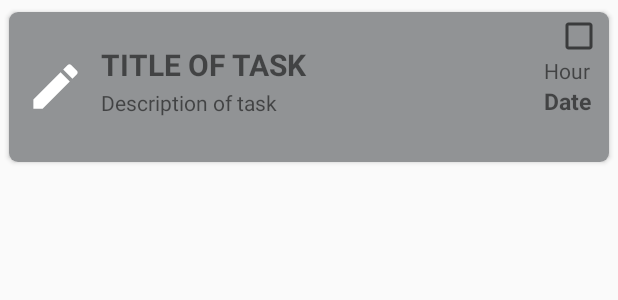
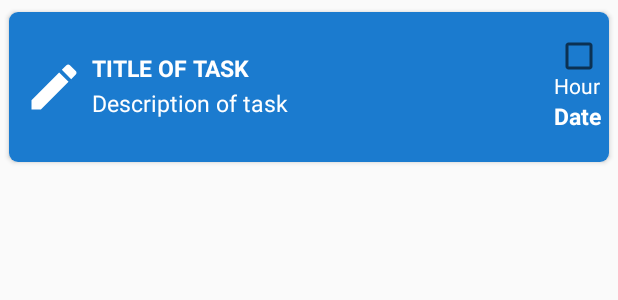
Before and after one commit to k-alex-leon/WhatsMyTask, an Android app: the layout cardview_task.xml on its own in the app's theme, with its tools: preview values and no code run, on a phone screen of 412 x 824 dp. Shown: the top 300 px of the screen. Run offline under Robolectric (Android 15) with nearby library versions, the phone set to English and light mode, and no system bars.

Commit message:
ourtask interface update task adapter update

```diff
--- a/app/src/main/java/com/example/whatsmytask/adapters/TasksAdapter.java
+++ b/app/src/main/java/com/example/whatsmytask/adapters/TasksAdapter.java
@@ -46,6 +46,7 @@ import java.text.SimpleDateFormat;
 import java.util.Calendar;
 import java.util.Date;
 import java.util.HashMap;
+import java.util.Locale;
 import java.util.Map;
 
 import retrofit2.Call;
@@ -76,7 +77,7 @@ public class TasksAdapter extends FirestoreRecyclerAdapter<TaskU, TasksAdapter.V
         final String TaskId = document.getId();
 
 
-        holder.textViewTitle.setText(taskU.getTitleTask());
+        holder.textViewTitle.setText(taskU.getTitleTask().toUpperCase(Locale.ROOT));
         holder.textViewDescription.setText(taskU.getDescriptionTask());
         holder.textViewDate.setText(taskU.getDateTask());
         holder.textViewHour.setText(taskU.getHourTask());
--- a/app/src/main/res/layout/action_bar_toolbar.xml
+++ b/app/src/main/res/layout/action_bar_toolbar.xml
@@ -9,7 +9,6 @@
        android:layout_width="match_parent"
        android:layout_height="wrap_content"
        app:popupTheme="@style/ToolbarName"
-       app:titleTextColor="@color/white"
-       />
+       app:titleTextColor="@color/white"/>
 
 </com.google.android.material.appbar.AppBarLayout>
--- a/app/src/main/res/layout/cardview_task.xml
+++ b/app/src/main/res/layout/cardview_task.xml
@@ -13,36 +13,29 @@
         android:layout_width="match_parent"
         android:layout_height="match_parent"
         android:animateLayoutChanges="true"
-        android:orientation="vertical"
-        android:background="@color/darkGray">
+        android:orientation="horizontal"
+        android:padding="5dp"
+        android:background="@color/teal_200">
 
-        <RelativeLayout
-            android:layout_width="match_parent"
+        <LinearLayout
+            android:layout_width="50dp"
             android:layout_height="match_parent"
-            android:padding="6dp">
+            android:gravity="center">
 
             <ImageView
                 android:id="@+id/imageViewEditTask"
-                    android:layout_width="50dp"
-                    android:layout_height="50dp"
-                    android:layout_alignParentStart="true"
-                    android:layout_centerVertical="true"
-                    android:paddingLeft="5dp"
-                    android:paddingRight="5dp"
+                android:layout_width="40dp"
+                android:layout_height="40dp"
                 android:src="@drawable/ic_edit"/>
 
+        </LinearLayout>
 
     <LinearLayout
         android:layout_width="wrap_content"
-                android:layout_height="wrap_content"
-                android:layout_alignParentTop="true"
-                android:layout_centerVertical="true"
-                android:layout_marginStart="5dp"
-                android:layout_marginTop="15dp"
-                android:layout_toEndOf="@+id/imageViewEditTask"
+        android:layout_height="match_parent"
+        android:layout_weight="1"
         android:orientation="vertical"
-                android:layout_marginLeft="4dp"
-                android:layout_toRightOf="@+id/imageViewEditTask">
+        android:gravity="left|center">
 
         <TextView
             android:id="@+id/textViewTitlePostCard"
@@ -50,33 +43,39 @@
             android:layout_height="wrap_content"
             android:layout_marginBottom="2dp"
             android:text="TITLE OF TASK"
-                    android:textSize="20dp"
+            android:textSize="15dp"
+            android:textColor="@color/white"
             android:textStyle="bold"/>
 
         <TextView
             android:id="@+id/textViewDescriptionPostCard"
-                    android:layout_width="240dp"
+            android:layout_width="match_parent"
             android:layout_height="wrap_content"
             android:layout_marginBottom="2dp"
             android:maxLines="2"
+            android:textSize="15dp"
+            android:textColor="@color/white"
             android:text="Description of task"/>
 
     </LinearLayout>
 
-
     <LinearLayout
         android:layout_width="wrap_content"
-                    android:layout_height="wrap_content"
-                    android:layout_centerVertical="true"
-                    android:layout_alignParentRight="true"
+        android:layout_height="match_parent"
         android:orientation="vertical"
-                    android:layout_marginRight="6dp"
         android:gravity="center">
+
+        <CheckBox
+            android:id="@+id/checkboxTask"
+            android:layout_width="30dp"
+            android:layout_height="20dp"
+            android:layout_alignParentRight="true"/>
 
         <TextView
             android:id="@+id/textViewHourPostCard"
             android:layout_width="wrap_content"
             android:layout_height="wrap_content"
+            android:textColor="@color/white"
             android:text="Hour"/>
 
         <TextView
@@ -84,20 +83,12 @@
             android:layout_width="wrap_content"
             android:layout_height="wrap_content"
             android:text="Date"
+            android:textColor="@color/white"
             android:textSize="15dp"
             android:textStyle="bold"/>
 
     </LinearLayout>
 
-            <CheckBox
-                android:id="@+id/checkboxTask"
-                android:layout_width="30dp"
-                android:layout_height="20dp"
-                android:layout_alignParentRight="true"/>
-
-
-        </RelativeLayout>
-
     </LinearLayout>
 
 </androidx.cardview.widget.CardView>
--- a/app/src/main/res/layout/fragment_home.xml
+++ b/app/src/main/res/layout/fragment_home.xml
@@ -5,8 +5,7 @@
     android:layout_width="match_parent"
     android:layout_height="match_parent"
     tools:context=".fragments.HomeFragment"
-    android:layout_marginBottom="50dp"
-    >
+    android:layout_marginBottom="50dp">
 
     <!-- AGREGA EL TOOLBAR AL FRAGMENT -->
     <include layout="@layout/action_bar_toolbar"/>
@@ -24,6 +23,7 @@
             android:layout_width="match_parent"
             android:layout_height="match_parent"
             android:background="@color/background"/>
+
     </LinearLayout>
 
     <com.google.android.material.floatingactionbutton.FloatingActionButton
--- a/app/src/main/res/menu/main_menu.xml
+++ b/app/src/main/res/menu/main_menu.xml
@@ -5,6 +5,7 @@
     <item android:id="@+id/itmeSession"
         android:title="Profile"
         app:showAsAction="never"/>
+
     <item android:id="@+id/itemLogout"
         android:title="Sign out"
         app:showAsAction="never"/>
--- a/app/src/main/res/values-night/themes.xml
+++ b/app/src/main/res/values-night/themes.xml
@@ -6,8 +6,8 @@
         <item name="colorPrimaryVariant">@color/light_blue</item>
         <item name="colorOnPrimary">@color/black</item>
         <!-- Secondary brand color. -->
-        <item name="colorSecondary">@color/teal_200</item>
-        <item name="colorSecondaryVariant">@color/teal_200</item>
+        <item name="colorSecondary">@color/blue</item>
+        <item name="colorSecondaryVariant">@color/blue</item>
         <item name="colorOnSecondary">@color/black</item>
         <!-- Status bar color. -->
         <item name="android:statusBarColor" tools:targetApi="l">?attr/colorPrimaryVariant</item>
--- a/app/src/main/res/values/colors.xml
+++ b/app/src/main/res/values/colors.xml
@@ -3,7 +3,7 @@
     <color name="dark_blue">#032E85</color>
     <color name="light_blue">#05477C</color>
     <color name="blue">#183263</color>
-    <color name="teal_200">#FF03DAC5</color>
+    <color name="teal_200">#1B7BCF</color>
     <color name="teal_700">#FF018786</color>
     <color name="black">#FF000000</color>
     <color name="white">#FFFFFFFF</color>
--- a/app/src/main/res/values/themes.xml
+++ b/app/src/main/res/values/themes.xml
@@ -9,11 +9,11 @@
         <!-- Secondary brand color. -->
         <item name="colorSecondary">@color/blue</item>
         <item name="colorSecondaryVariant">@color/blue</item>
-        <item name="colorOnSecondary">@color/black</item>
+        <item name="colorOnSecondary">@color/white</item>
         <!-- Status bar color. -->
         <item name="android:statusBarColor" tools:targetApi="l">?attr/colorPrimaryVariant</item>
         <!-- Background -->
-        <item name="background">@color/darkGray</item>
+        <item name="background">@color/teal_200</item>
 
     </style>
 
```
Also changed, not shown: app/src/main/java/com/example/whatsmytask/fragments/OurTasksFragment.java (+42 -22 lines), app/src/main/res/layout/activity_home.xml (+4 -5 lines), app/src/main/res/layout/fragment_our_tasks.xml (+2 -77 lines). Lines whose indentation alone changed are shown as unchanged.
